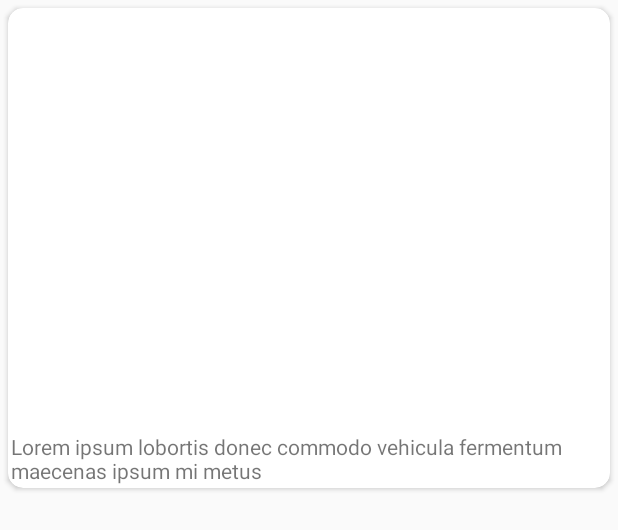
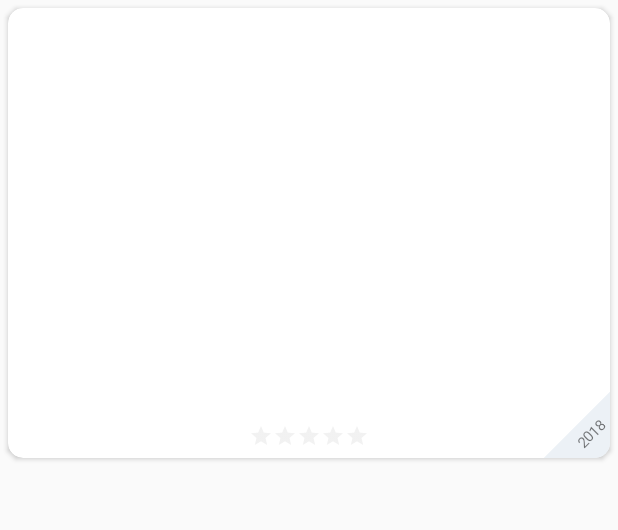
Before and after one commit to wesleybelarmino/square, an Android app: the layout movies_list_item.xml on its own in the app's theme, with its tools: preview values and no code run, on a phone screen of 412 x 824 dp. Shown: the top 530 px of the screen. Run offline under Robolectric (Android 15) with nearby library versions, the phone set to English and light mode, and no system bars.

Commit message:
- Finish main screen layout

```diff
--- a/app/build.gradle
+++ b/app/build.gradle
@@ -56,4 +56,7 @@ dependencies {
   //Glide
   implementation 'com.github.bumptech.glide:glide:3.7.0'
 
+  //shimmer
+  implementation 'com.facebook.shimmer:shimmer:0.2.0'
+
 }
--- a/app/src/main/java/com/app/square/movies/MoviesActivity.java
+++ b/app/src/main/java/com/app/square/movies/MoviesActivity.java
@@ -23,7 +23,7 @@ import javax.inject.Inject;
 public class MoviesActivity extends BaseActivity implements MoviesContract.View {
 
     @BindView(R.id.toolbar) Toolbar toolbar;
-    @BindView(R.id.fab) FloatingActionButton fab;
+    //@BindView(R.id.fab) FloatingActionButton fab;
     @BindView(R.id.movies_list) RecyclerView recyclerView;
 
     @Inject MoviesContract.Presenter moviesPresenter;
@@ -45,13 +45,13 @@ public class MoviesActivity extends BaseActivity implements MoviesContract.View
         setSupportActionBar(toolbar);
 
 
-        fab.setOnClickListener(new View.OnClickListener() {
-            @Override public void onClick(View view) {
-                Snackbar.make(view, "Replace with your own action", Snackbar.LENGTH_LONG)
-                    .setAction("Action", null)
-                    .show();
-            }
-        });
+        //fab.setOnClickListener(new View.OnClickListener() {
+        //    @Override public void onClick(View view) {
+        //        Snackbar.make(view, "Replace with your own action", Snackbar.LENGTH_LONG)
+        //            .setAction("Action", null)
+        //            .show();
+        //    }
+        //});
 
         moviesAdapter = new MoviesAdapter();
 
--- a/app/src/main/java/com/app/square/movies/list/MovieViewHolder.java
+++ b/app/src/main/java/com/app/square/movies/list/MovieViewHolder.java
@@ -1,20 +1,17 @@
 package com.app.square.movies.list;
 
-import android.support.v4.content.ContextCompat;
-import android.support.v7.graphics.Palette;
 import android.support.v7.widget.CardView;
 import android.support.v7.widget.RecyclerView;
 import android.view.View;
 import android.widget.ImageView;
+import android.widget.RatingBar;
 import android.widget.TextView;
 import butterknife.BindView;
 import butterknife.ButterKnife;
 import com.app.square.R;
-import com.app.square.common.palette.PaletteBitmap;
-import com.app.square.common.palette.PaletteBitmapTranscoder;
 import com.app.square.common.pojo.Movie;
+import com.app.square.util.Utils;
 import com.bumptech.glide.Glide;
-import com.bumptech.glide.request.target.ImageViewTarget;
 import io.reactivex.subjects.PublishSubject;
 
 public class MovieViewHolder extends RecyclerView.ViewHolder {
@@ -23,7 +20,9 @@ public class MovieViewHolder extends RecyclerView.ViewHolder {
 
     @BindView(R.id.movies_list_item_poster) ImageView poster;
     @BindView(R.id.movies_list_item_card) CardView cardView;
-    @BindView(R.id.movies_list_item_overview) TextView overview;
+    @BindView(R.id.movies_list_item_year) TextView year;
+    @BindView(R.id.movies_list_item_rating) TextView rating;
+    @BindView(R.id.movies_list_item_ratingBar) RatingBar ratingBar;
 
     public MovieViewHolder(View itemView, final PublishSubject<Integer> clickSubject) {
         super(itemView);
@@ -37,12 +36,11 @@ public class MovieViewHolder extends RecyclerView.ViewHolder {
         poster.setClipToOutline(true);
     }
 
-    public void bind(Movie movie){
-        overview.setText(movie.getOverview());
-        String url = "https://image.tmdb.org/t/p/w500"+movie.getPosterPath();
-        Glide.with(view.getContext())
-            .load(url)
-            .into(poster);
-
+    public void bind(Movie movie) {
+        rating.setText(movie.getVoteAverage()+"");
+        ratingBar.setRating(movie.getVoteAverage()/2);
+        year.setText(Utils.getReleaseYear(movie.getReleaseDate()));
+        String url = "https://image.tmdb.org/t/p/w500" + movie.getPosterPath();
+        Glide.with(view.getContext()).load(url).into(poster);
     }
 }
--- /dev/null
+++ b/app/src/main/java/com/app/square/util/Utils.java
@@ -0,0 +1,9 @@
+package com.app.square.util;
+
+public class Utils {
+
+    public static String getReleaseYear(String releaseDate){
+        String[] splitReleaseDate = releaseDate.split("\\-");
+        return splitReleaseDate[0];
+    }
+}
--- a/app/src/main/res/layout/activity_movies.xml
+++ b/app/src/main/res/layout/activity_movies.xml
@@ -26,6 +26,7 @@
 
   <include layout="@layout/content_movies"/>
 
+  <!--
   <android.support.design.widget.FloatingActionButton
       android:id="@+id/fab"
       android:layout_width="wrap_content"
@@ -34,5 +35,5 @@
       android:layout_margin="@dimen/fab_margin"
       app:srcCompat="@android:drawable/ic_dialog_email"
       />
-
+-->
 </android.support.design.widget.CoordinatorLayout>
--- a/app/src/main/res/layout/movies_list_item.xml
+++ b/app/src/main/res/layout/movies_list_item.xml
@@ -4,27 +4,86 @@
     xmlns:app="http://schemas.android.com/apk/res-auto"
     android:id="@+id/movies_list_item_card"
     android:layout_width="match_parent"
-    android:layout_height="320dp"
+    android:layout_height="300dp"
     android:layout_margin="5dp"
     android:clickable="true"
+    android:foreground="?android:attr/selectableItemBackground"
     app:cardCornerRadius="10dp"
-    android:foreground="?android:attr/selectableItemBackground"
     >
 
-  <ImageView
-      android:id="@+id/movies_list_item_poster"
+  <RelativeLayout
       android:layout_width="match_parent"
-      android:layout_height="wrap_content"
-      />
+      android:layout_height="match_parent"
+      >
 
-    <TextView
-        android:id="@+id/movies_list_item_overview"
+    <ImageView
+        android:id="@+id/movies_list_item_poster"
         android:layout_width="match_parent"
         android:layout_height="wrap_content"
-        android:maxLines="3"
-        android:padding="2dp"
-        android:text="Lorem ipsum lobortis donec commodo vehicula fermentum maecenas ipsum mi metus"
-        android:layout_gravity="bottom|center_horizontal"
         />
 
+    <RelativeLayout
+        android:id="@+id/movies_list_item_content_info"
+        android:layout_width="match_parent"
+        android:layout_height="50dp"
+        android:layout_centerHorizontal="true"
+        android:layout_alignParentBottom="true"
+        >
+
+      <TextView
+          android:id="@+id/movies_list_item_rating"
+          android:layout_centerHorizontal="true"
+          android:textStyle="bold"
+          android:layout_width="wrap_content"
+          android:layout_height="wrap_content"
+          android:layout_marginTop="8dp"
+          />
+
+      <RatingBar
+          android:id="@+id/movies_list_item_ratingBar"
+          android:layout_below="@+id/movies_list_item_rating"
+          android:layout_centerHorizontal="true"
+          android:layout_width="wrap_content"
+          android:layout_height="wrap_content"
+          android:background="@android:color/white"
+          android:isIndicator="true"
+          android:numStars="5"
+          android:padding="0dp"
+          android:stepSize="0.1"
+          android:theme="@style/RatingBar"
+          style="?android:attr/ratingBarStyleSmall"
+          >
+      </RatingBar>
+
+
+    </RelativeLayout>
+
+
+    <RelativeLayout
+        android:id="@+id/movies_list_item_year_content"
+        android:layout_width="100dp"
+        android:layout_height="30dp"
+        android:background="@color/tagGray"
+        android:layout_alignParentBottom="true"
+        android:layout_alignParentRight="true"
+        android:layout_marginRight="-44dp"
+        android:layout_marginBottom="2dp"
+        android:rotation="-45"
+        android:gravity="center_horizontal"
+        >
+      <TextView
+          android:id="@+id/movies_list_item_year"
+          android:layout_width="wrap_content"
+          android:layout_height="wrap_content"
+          android:textSize="10dp"
+          android:layout_marginTop="4dp"
+          android:layout_marginRight="10dp"
+          android:maxLines="1"
+          android:text="2018"/>
+
+    </RelativeLayout>
+
+  </RelativeLayout>
+
+
 </android.support.v7.widget.CardView>
--- a/app/src/main/res/values/colors.xml
+++ b/app/src/main/res/values/colors.xml
@@ -3,4 +3,7 @@
   <color name="colorPrimary">#3F51B5</color>
   <color name="colorPrimaryDark">#303F9F</color>
   <color name="colorAccent">#FF4081</color>
+  <color name="lightGray">#d3d3d3</color>
+  <color name="blueSky">#50c7ea </color>
+  <color name="tagGray">#ecf1f6</color>
 </resources>
--- a/app/src/main/res/values/styles.xml
+++ b/app/src/main/res/values/styles.xml
@@ -17,4 +17,10 @@
 
   <style name="AppTheme.PopupOverlay" parent="ThemeOverlay.AppCompat.Light"/>
 
+
+  <style name="RatingBar" parent="Theme.AppCompat">
+    <item name="colorControlNormal">@color/lightGray</item>
+    <item name="colorControlActivated">@color/blueSky</item>
+  </style>
+
 </resources>
```
